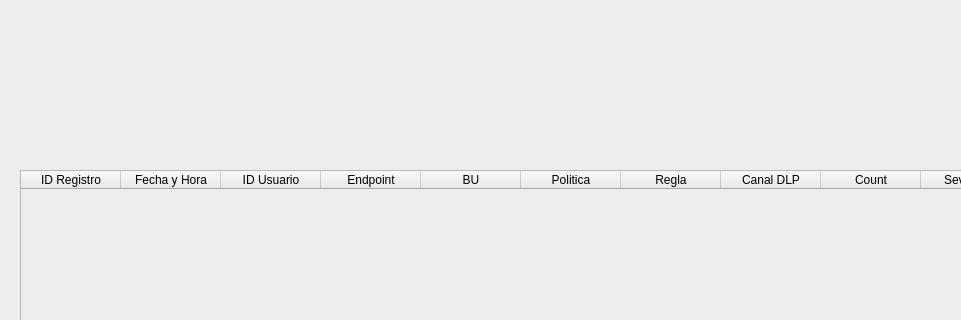
jorgehg/AlertViewer, file UI/trendmicrotabla.ui: the form before one commit; both pictures show x 0 to 961 and y 0 to 320 of the 1366 by 768 pixel window.
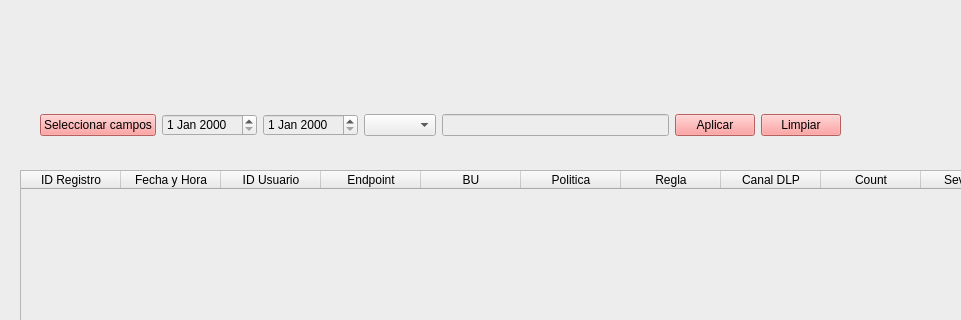
The form after the commit.

Commit message: Creacion ventana seleccionar campos. Implementacion de botones para personalizacion de vista de tabla.

The edit to the form file:
```diff
--- a/UI/trendmicrotabla.ui
+++ b/UI/trendmicrotabla.ui
@@ -164,6 +164,61 @@
       </item>
      </layout>
     </widget>
+    <widget class="QWidget" name="horizontalLayoutWidget_3">
+     <property name="geometry">
+      <rect>
+       <x>40</x>
+       <y>90</y>
+       <width>801</width>
+       <height>71</height>
+      </rect>
+     </property>
+     <layout class="QHBoxLayout" name="horizontalLayout_3">
+      <item>
+       <widget class="QPushButton" name="pushButton_Fieldselector">
+        <property name="styleSheet">
+         <string notr="true">background-color: rgb(255, 135, 135);</string>
+        </property>
+        <property name="text">
+         <string>Seleccionar campos</string>
+        </property>
+       </widget>
+      </item>
+      <item>
+       <widget class="QDateEdit" name="dateEditDesde"/>
+      </item>
+      <item>
+       <widget class="QDateEdit" name="dateEditHasta"/>
+      </item>
+      <item>
+       <widget class="QComboBox" name="comboBoxBuscarCampo"/>
+      </item>
+      <item>
+       <widget class="QLineEdit" name="lineEditBuscarCampo"/>
+      </item>
+      <item>
+       <widget class="QPushButton" name="pushButtonAplicar">
+        <property name="styleSheet">
+         <string notr="true">background-color: rgb(255, 135, 135);
+</string>
+        </property>
+        <property name="text">
+         <string>Aplicar</string>
+        </property>
+       </widget>
+      </item>
+      <item>
+       <widget class="QPushButton" name="pushButtonLimpiar">
+        <property name="styleSheet">
+         <string notr="true">background-color: rgb(255, 135, 135);</string>
+        </property>
+        <property name="text">
+         <string>Limpiar</string>
+        </property>
+       </widget>
+      </item>
+     </layout>
+    </widget>
    </widget>
   </widget>
  </widget>
```
Left out of the diff: 26 changed lines with no effect on the pictures. The commit also changes 5 other files.
